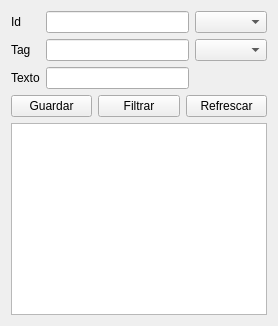
This is views/ui/language_form.ui in CocoMarck/Multi-Idioma_test as Qt 5 draws it before an edit. The edited form follows.
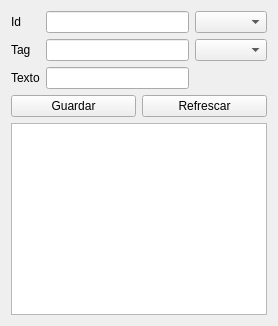
This is the edited form.

Commit message: Config improved and text filter improves

Diff of the .ui file:
```diff
--- a/views/ui/language_form.ui
+++ b/views/ui/language_form.ui
@@ -61,12 +61,6 @@
       </widget>
      </item>
      
-     <item>
-      <widget class="QPushButton" name="filter_button">
-       <property name="text"> <string>Filtrar</string> </property>
-      </widget>
-     </item>
-     
      <item>
       <widget class="QPushButton" name="refresh_button">
        <property name="text"> <string>Refrescar</string> </property>
```
The commit also changes 13 other files.
